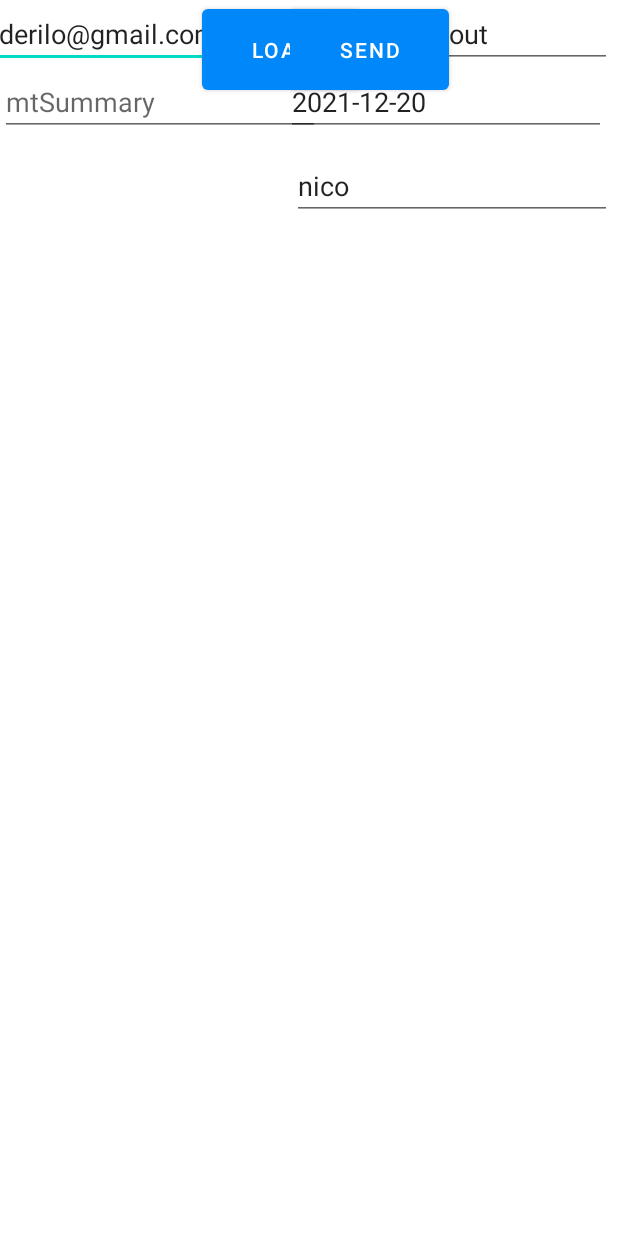
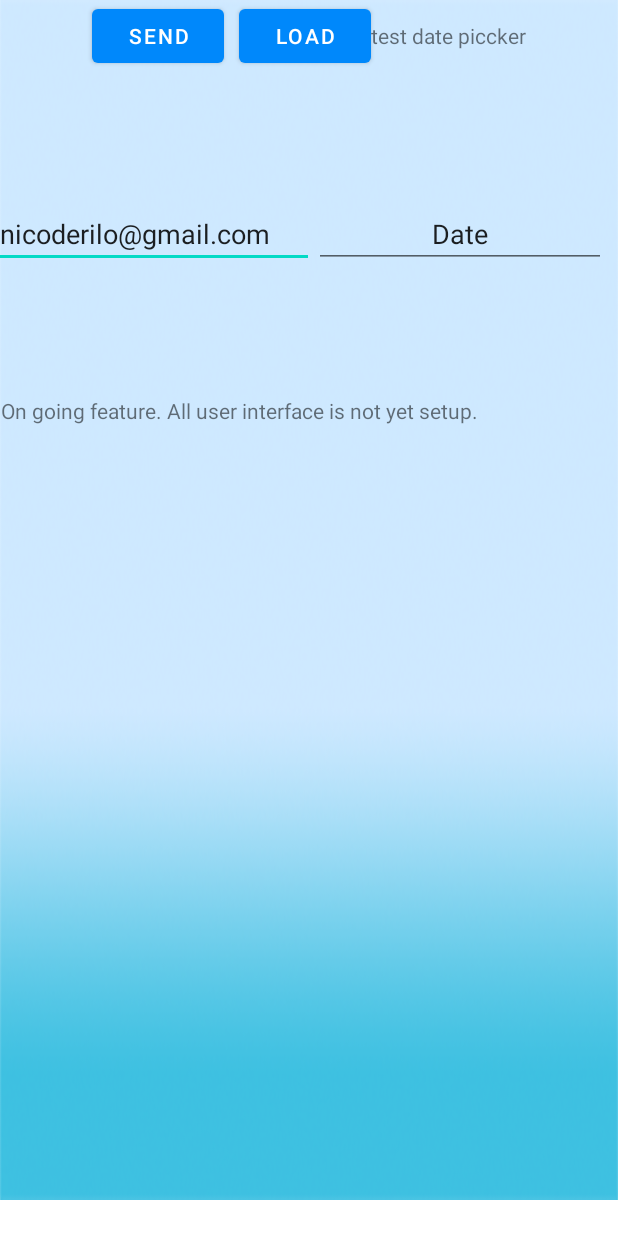
Before and after one commit to nicoderilo/TimINTimeOUT, an Android app: the ReportActivity screen opened directly, with no data from a screen before it, on a phone screen of 412 x 824 dp. Run offline under Robolectric (Android 15) with nearby library versions, the phone set to English and light mode, and no system bars.

```diff
--- a/app/src/main/java/com/example/timintimeout/ConnectionHelper.java
+++ b/app/src/main/java/com/example/timintimeout/ConnectionHelper.java
@@ -20,9 +20,9 @@
     @SuppressLint("NewApi")
     public Connection conclass()
     {
-        //ip="192.168.0.55"; //rocs
-        //ip="192.168.0.14"; //rocs POS
-        ip="10.0.0.106";
+        //ip="192.168.0.59"; //rocs
+       // ip="192.168.0.14"; //rocs POS
+        ip="10.0.0.106";//bahay
         port="50379";
         db="timetrack";
         un="sa";
--- a/app/src/main/java/com/example/timintimeout/ReportActivity.java
+++ b/app/src/main/java/com/example/timintimeout/ReportActivity.java
@@ -2,13 +2,17 @@
 
 import androidx.appcompat.app.AppCompatActivity;
 
+import android.app.DatePickerDialog;
 import android.content.Intent;
+import android.graphics.Color;
+import android.graphics.drawable.ColorDrawable;
 import android.net.Uri;
 import android.os.Bundle;
 import android.os.Environment;
 import android.util.Log;
 import android.view.View;
 import android.widget.Button;
+import android.widget.DatePicker;
 import android.widget.EditText;
 import android.widget.ListView;
 import android.widget.SimpleAdapter;
@@ -18,6 +22,7 @@
 import java.sql.Connection;
 import java.sql.ResultSet;
 import java.sql.Statement;
+import java.util.Calendar;
 import java.util.List;
 import java.util.Map;
 
@@ -29,9 +34,10 @@
     public static EditText etDate;
     public static TextView tvEmpUser;
     ListView lvSummary;
-
+    TextView tvDatePicker;
     Connection connect;
     String connectionResult="";
+    DatePickerDialog.OnDateSetListener setListener;
 
     @Override
     protected void onCreate(Bundle savedInstanceState) {
@@ -47,6 +53,13 @@
         tvEmpUser = findViewById(R.id.tvEmpUser);
         lvSummary = findViewById(R.id.lvSummary);
         etEmpUserTest = findViewById(R.id.etEmpUserTest);
+        tvDatePicker = findViewById(R.id.tvDatePicker);
+        Calendar calendar = Calendar.getInstance();
+        final int year = calendar.get(Calendar.YEAR);
+        final int month = calendar.get(Calendar.MONTH);
+        final int day = calendar.get(Calendar.DAY_OF_MONTH);
+
+
 
 //        btnSend.setOnClickListener(new View.OnClickListener() {
 //            @Override
@@ -65,7 +78,45 @@
 //               // mtSummary.setText(lvSummary.getAutofillValue().toString());
 //            }
 //        });
+        tvDatePicker.setOnClickListener(new View.OnClickListener() {
+            @Override
+            public void onClick(View v) {
+                DatePickerDialog datePickerDialog = new DatePickerDialog(
+                        ReportActivity.this, android.R.style.Theme_Holo_Light_Dialog_MinWidth
+                        ,setListener,year,month,day);
+                datePickerDialog.getWindow().setBackgroundDrawable(new ColorDrawable(Color.TRANSPARENT));
+                datePickerDialog.show();
+            }
+        });
 
+        setListener = new DatePickerDialog.OnDateSetListener() {
+            @Override
+            public void onDateSet(DatePicker view, int year, int month, int dayOfMonth) {
+                month = month+1;
+                String date = year + "/" +month+ "/" + year;
+                tvDatePicker.setText(date);
+            }
+        };
+
+        etDate.setOnClickListener(new View.OnClickListener() {
+            @Override
+            public void onClick(View view) {
+                DatePickerDialog datePickerDialog = new DatePickerDialog(
+                        ReportActivity.this, new DatePickerDialog.OnDateSetListener() {
+                    @Override
+                    public void onDateSet(DatePicker view, int year, int month, int day) {
+                        month = month+1;
+                       // String date = day+"-"+month+"-"+year;
+                        String date = year+"-"+month+"-"+day;
+                        etDate.setText(date);
+                    }
+                },year,month,day);
+                datePickerDialog.show();
+
+                //Toast.makeText(getApplicationContext(), "Disabled", Toast.LENGTH_SHORT).show();
+                //startActivity(intent);
+            }
+        });
     }
 
 
--- a/app/src/main/res/layout/activity_report.xml
+++ b/app/src/main/res/layout/activity_report.xml
@@ -1,43 +1,46 @@
 <?xml version="1.0" encoding="utf-8"?>
-<androidx.constraintlayout.widget.ConstraintLayout xmlns:android="http://schemas.android.com/apk/res/android"
+<LinearLayout xmlns:android="http://schemas.android.com/apk/res/android"
     xmlns:app="http://schemas.android.com/apk/res-auto"
     xmlns:tools="http://schemas.android.com/tools"
     android:layout_width="match_parent"
-    android:layout_height="match_parent"
+    android:layout_height="800dp"
+    android:orientation="vertical"
+    android:background="@drawable/bg5actual"
     tools:context=".ReportActivity">
+
+    <LinearLayout
+        android:layout_width="match_parent"
+        android:layout_height="wrap_content"
+        android:gravity="center"
+        android:orientation="horizontal">
+
+        <Button
+            android:id="@+id/btnSend"
+            android:layout_width="wrap_content"
+            android:layout_height="wrap_content"
+            android:onClick="GetDatatoTextView"
+            android:text="Send" />
 
         <Button
             android:id="@+id/btnLoad"
-        android:layout_width="106dp"
-        android:layout_height="66dp"
+            android:layout_width="wrap_content"
+            android:layout_height="wrap_content"
+            android:layout_marginLeft="10dp"
             android:onClick="GetData"
-        android:text="Load"
-        app:layout_constraintEnd_toEndOf="parent"
-        app:layout_constraintHorizontal_bias="0.44"
-        app:layout_constraintStart_toStartOf="parent"
-        tools:layout_editor_absoluteY="16dp" />
+            android:text="Load" />
 
-    <Button
-        android:id="@+id/btnSend"
-        android:layout_width="106dp"
-        android:layout_height="66dp"
-        android:onClick="GetDatatoTextView"
-        android:text="Send"
-        app:layout_constraintEnd_toEndOf="parent"
-        app:layout_constraintHorizontal_bias="0.632"
-        app:layout_constraintStart_toStartOf="parent"
-        tools:layout_editor_absoluteY="16dp" />
+        <TextView
+            android:id="@+id/tvDatePicker"
+            android:layout_width="wrap_content"
+            android:layout_height="wrap_content"
+            android:text="test date piccker" />
+    </LinearLayout>
 
-    <ListView
-        android:id="@+id/lvSummary"
-        android:layout_width="721dp"
-        android:layout_height="195dp"
-        app:layout_constraintBottom_toBottomOf="parent"
-        app:layout_constraintEnd_toEndOf="parent"
-        app:layout_constraintHorizontal_bias="0.3"
-        app:layout_constraintStart_toStartOf="parent"
-        app:layout_constraintTop_toBottomOf="@+id/btnLoad"
-        app:layout_constraintVertical_bias="0.88" />
+    <LinearLayout
+        android:layout_width="match_parent"
+        android:layout_height="wrap_content"
+        android:gravity="center"
+        android:orientation="horizontal">
 
         <EditText
             android:id="@+id/etSendTo"
@@ -45,10 +48,7 @@
             android:layout_height="wrap_content"
             android:ems="10"
             android:inputType="textPersonName"
-        android:text="nicoderilo@gmail.com"
-        app:layout_constraintEnd_toStartOf="@+id/btnLoad"
-        app:layout_constraintStart_toStartOf="parent"
-        tools:layout_editor_absoluteY="25dp" />
+            android:text="nicoderilo@gmail.com" />
 
         <EditText
             android:id="@+id/etSubject"
@@ -57,9 +57,9 @@
             android:layout_marginEnd="4dp"
             android:ems="10"
             android:inputType="textPersonName"
-        android:text="time in time out"
-        app:layout_constraintEnd_toEndOf="parent"
-        tools:layout_editor_absoluteY="16dp" />
+            android:textAlignment="center"
+            android:text="Date" />
+<!--        android:text="time in time out"-->
 
         <EditText
             android:id="@+id/etDate"
@@ -68,21 +68,16 @@
             android:layout_marginEnd="8dp"
             android:ems="10"
             android:inputType="textPersonName"
-        android:text="2021-12-20"
-        app:layout_constraintEnd_toEndOf="parent"
-        app:layout_constraintTop_toBottomOf="@+id/etSubject" />
+            android:hint="Select date"/>
+<!--        android:text="2021-12-20"-->
 
         <EditText
             android:id="@+id/etEmpUserTest"
             android:layout_width="wrap_content"
             android:layout_height="wrap_content"
-        android:layout_marginTop="56dp"
-        android:layout_marginEnd="4dp"
             android:ems="10"
             android:inputType="textPersonName"
-        android:text="nico"
-        app:layout_constraintEnd_toEndOf="parent"
-        app:layout_constraintTop_toBottomOf="@+id/etSubject" />
+            android:text="nico" />
 
         <EditText
             android:id="@+id/mtSummary"
@@ -91,8 +86,36 @@
             android:ems="10"
             android:gravity="start|top"
             android:hint="mtSummary"
-        android:inputType="textMultiLine"
-        app:layout_constraintTop_toBottomOf="@+id/etSendTo"
-        tools:layout_editor_absoluteX="33dp" />
+            android:inputType="textMultiLine" />
 
-</androidx.constraintlayout.widget.ConstraintLayout>
+    </LinearLayout>
+
+    <LinearLayout
+        android:layout_width="match_parent"
+        android:layout_height="wrap_content"
+        android:gravity="center"
+        android:orientation="vertical">
+
+        <ListView
+            android:id="@+id/lvSummary"
+            android:layout_width="wrap_content"
+            android:layout_height="wrap_content"
+            android:layout_gravity="center"
+            tools:layout_editor_absoluteX="210dp">
+
+        </ListView>
+<!--        android:layout_width="947dp"-->
+<!--        android:layout_height="412dp"-->
+    </LinearLayout>
+
+    <TextView
+        android:id="@+id/textView"
+        android:layout_width="wrap_content"
+        android:layout_height="wrap_content"
+        android:textAlignment="center"
+        android:text="On going feature. All user interface is not yet setup. "
+        app:layout_constraintEnd_toEndOf="parent"
+        app:layout_constraintStart_toStartOf="parent"
+        tools:layout_editor_absoluteY="724dp" />
+
+</LinearLayout>
```
Also changed, not shown: app/src/main/java/com/example/timintimeout/HomeActivity.java (+42 -1 lines), app/src/main/res/layout/activity_home.xml (+17 -13 lines), app/src/main/res/drawable/bg1.png, app/src/main/res/drawable/bg5.png. Lines whose indentation alone changed are shown as unchanged.
